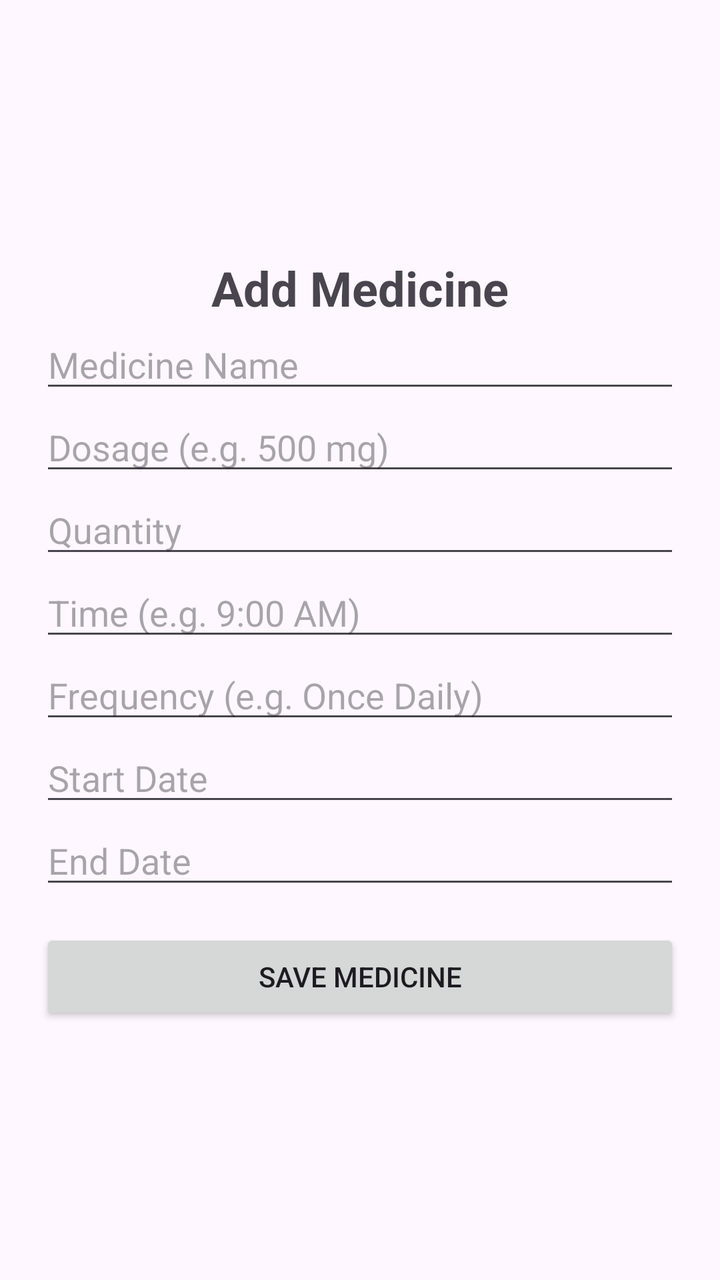
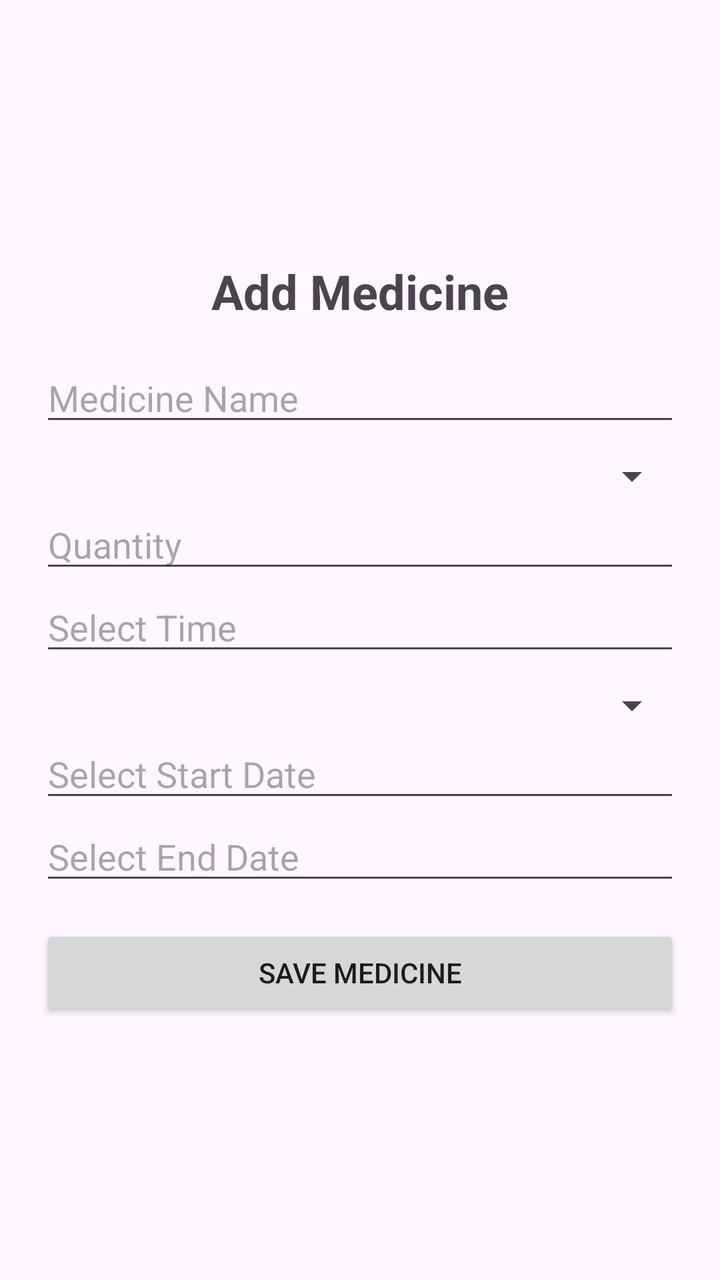

The first picture is an Android layout as it rendered before a commit; the second is the same layout after the commit. The layout source and the unified diff follow.
<!-- AndroidManifest.xml: application theme Theme.MediCare -->
<!-- res/layout/activity_add_medicine.xml -->
<?xml version="1.0" encoding="utf-8"?>
<LinearLayout xmlns:android="http://schemas.android.com/apk/res/android"
    android:layout_width="match_parent"
    android:layout_height="match_parent"
    android:orientation="vertical"
    android:padding="20dp"
    android:gravity="center">

    <TextView
        android:layout_width="wrap_content"
        android:layout_height="wrap_content"
        android:text="Add Medicine"
        android:textSize="24sp"
        android:textStyle="bold" />

    <EditText
        android:id="@+id/etMedicineName"
        android:layout_width="match_parent"
        android:layout_height="wrap_content"
        android:hint="Medicine Name" />

    <EditText
        android:id="@+id/etDosage"
        android:layout_width="match_parent"
        android:layout_height="wrap_content"
        android:hint="Dosage (e.g. 500 mg)" />

    <EditText
        android:id="@+id/etQuantity"
        android:layout_width="match_parent"
        android:layout_height="wrap_content"
        android:hint="Quantity"
        android:inputType="number" />

    <EditText
        android:id="@+id/etTime"
        android:layout_width="match_parent"
        android:layout_height="wrap_content"
        android:hint="Time (e.g. 9:00 AM)" />

    <EditText
        android:id="@+id/etFrequency"
        android:layout_width="match_parent"
        android:layout_height="wrap_content"
        android:hint="Frequency (e.g. Once Daily)" />

    <EditText
        android:id="@+id/etStartDate"
        android:layout_width="match_parent"
        android:layout_height="wrap_content"
        android:hint="Start Date" />

    <EditText
        android:id="@+id/etEndDate"
        android:layout_width="match_parent"
        android:layout_height="wrap_content"
        android:hint="End Date" />

    <Button
        android:id="@+id/btnSaveMedicine"
        android:layout_width="match_parent"
        android:layout_height="wrap_content"
        android:layout_marginTop="15dp"
        android:text="Save Medicine" />

</LinearLayout>
<!-- resources referenced by this layout -->
<resources>
  <style name="Theme.MediCare" parent="Base.Theme.MediCare" />
  <style name="Base.Theme.MediCare" parent="Theme.Material3.DayNight.NoActionBar">
          
          
      </style>
</resources>

<!-- the commit's change to res/layout/activity_add_medicine.xml (unified diff, before → after) -->
@@ -11,7 +11,8 @@
         android:layout_height="wrap_content"
         android:text="Add Medicine"
         android:textSize="24sp"
-        android:textStyle="bold" />
+        android:textStyle="bold"
+        android:layout_marginBottom="15dp" />
 
     <EditText
         android:id="@+id/etMedicineName"
@@ -19,11 +20,11 @@
         android:layout_height="wrap_content"
         android:hint="Medicine Name" />
 
-    <EditText
-        android:id="@+id/etDosage"
+    <Spinner
+        android:id="@+id/spDosage"
         android:layout_width="match_parent"
         android:layout_height="wrap_content"
-        android:hint="Dosage (e.g. 500 mg)" />
+        android:layout_marginTop="8dp" />
 
     <EditText
         android:id="@+id/etQuantity"
@@ -36,25 +37,31 @@
         android:id="@+id/etTime"
         android:layout_width="match_parent"
         android:layout_height="wrap_content"
-        android:hint="Time (e.g. 9:00 AM)" />
+        android:hint="Select Time"
+        android:focusable="false"
+        android:clickable="true" />
 
-    <EditText
-        android:id="@+id/etFrequency"
+    <Spinner
+        android:id="@+id/spFrequency"
         android:layout_width="match_parent"
         android:layout_height="wrap_content"
-        android:hint="Frequency (e.g. Once Daily)" />
+        android:layout_marginTop="8dp" />
 
     <EditText
         android:id="@+id/etStartDate"
         android:layout_width="match_parent"
         android:layout_height="wrap_content"
-        android:hint="Start Date" />
+        android:hint="Select Start Date"
+        android:focusable="false"
+        android:clickable="true" />
 
     <EditText
         android:id="@+id/etEndDate"
         android:layout_width="match_parent"
         android:layout_height="wrap_content"
-        android:hint="End Date" />
+        android:hint="Select End Date"
+        android:focusable="false"
+        android:clickable="true" />
 
     <Button
         android:id="@+id/btnSaveMedicine"
